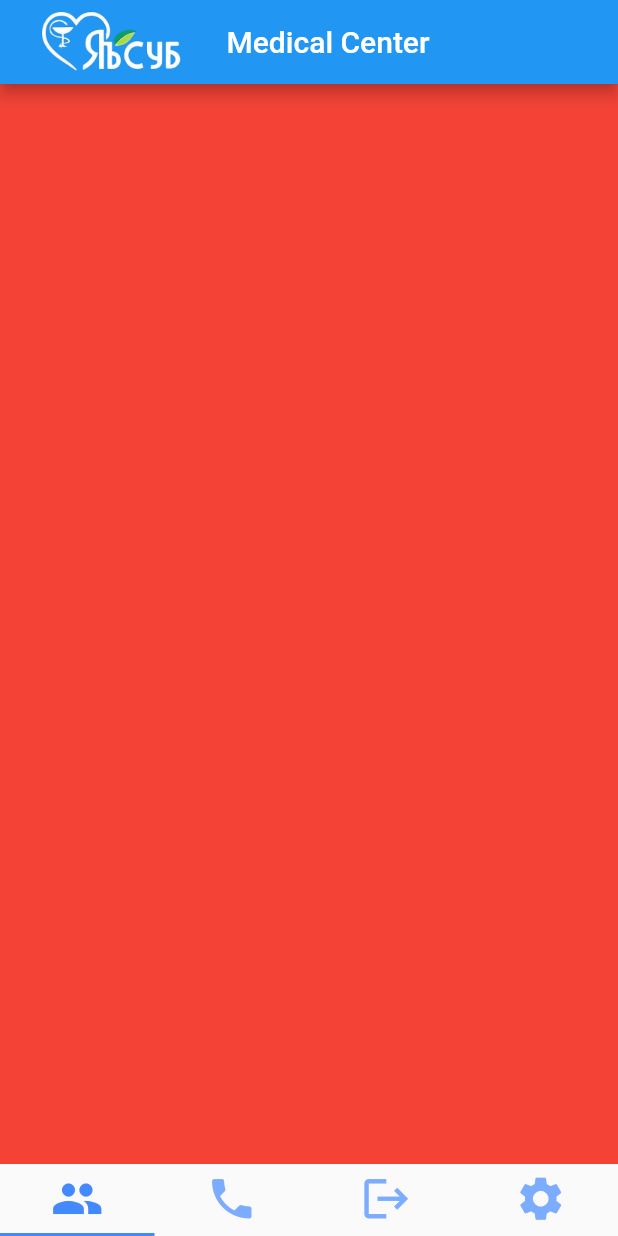
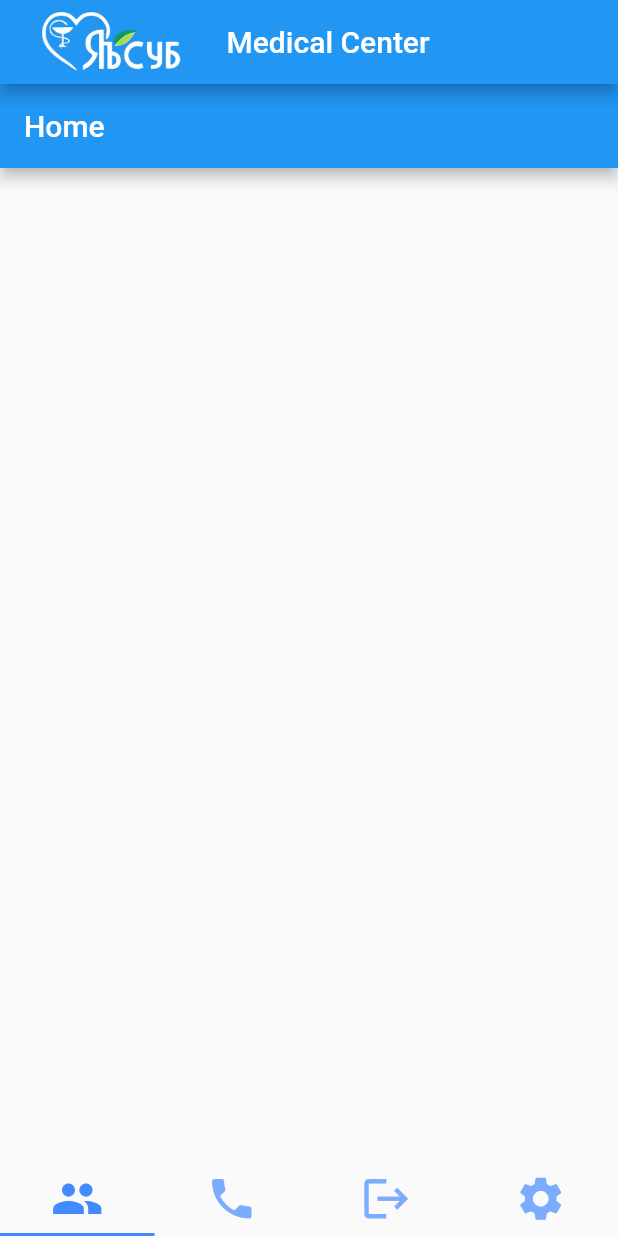
Before and after one commit to MrKomron/flutter_end_project, a Flutter app: the screen it shows after launch, on a phone screen of 412 x 824 dp. Run offline on Flutter 3.47's test engine with Material 2 defaults, Android fonts, the phone set to English and light mode, and no system bars; our stand-ins replace video_player.

Commit message:
nieuwe dependecies, navbar.dart mp4 en img

```diff
--- a/lib/main.dart
+++ b/lib/main.dart
@@ -61,7 +61,7 @@ class MedicalCenter extends StatelessWidget {
             body: TabBarView(
               children: [
 
-                Team(),
+                HomePage(),
                 Contact(),
                 Login(),
                 Settings(),
--- a/lib/pages/home.dart
+++ b/lib/pages/home.dart
@@ -1,50 +1,14 @@
-// import 'package:flutter/material.dart';
-//
-//
-// void main() {
-//   runApp(AppRoot());
-// }
-//
-// class AppRoot extends StatelessWidget {
-//   Widget build(BuildContext buildContext) => MaterialApp(
-//     home: Scaffold(
-//       body: AppTree(),
-//       appBar: AppBar(title: Text("Video afspelen"),),
-//     ),
-//   );
-// }
-//
-// class AppTree extends StatefulWidget{
-//   _AppTreeState createState() => _AppTreeState();
-// }
-//
-// class _AppTreeState extends State<AppTree> {
-//   VideoPlayerController videoController = VideoPlayerController.asset("assets/video/bees.mp4");
-//
-//   void initState() {
-//     videoController.setLooping(true);
-//     videoController.initialize();
-//     super.initState();
-//   }
-//
-//   Widget build(BuildContext context) {
-//     bool isVisible = true;
-//
-//     return ListView(
-//         children: <Widget>[
-//           AspectRatio(
-//               aspectRatio: 640 / 360,  // breedte gedeeld door hoogte
-//               child: VideoPlayer(videoController)
-//           ),
-//           ElevatedButton(
-//             onPressed: () {
-//               setState(() {
-//                 videoController.value.isPlaying ? videoController.pause() : videoController.play();
-//               });
-//             },
-//             child: videoController.value.isPlaying ? Icon(Icons.pause, size: 60) : Icon(Icons.play_arrow, size: 60),
-//           ),
-//         ]
-//     );
-//   }
-// }
+import 'package:flutter/material.dart';
+
+class HomePage extends StatelessWidget {
+  @override
+  Widget build(BuildContext context) {
+    return Scaffold(
+      appBar: AppBar(
+        title: Text('Home'),
+      ),
+      body: SingleChildScrollView(
+      ),
+    );
+  }
+}
--- a/lib/pages/team.dart
+++ /dev/null
@@ -1,10 +0,0 @@
-import 'package:flutter/material.dart';
-
-class Team extends StatelessWidget{
-  @override
-  Widget build(BuildContext context) {
-
-    return Container(color: Colors.red,);
-  }
-
-}
--- a/pubspec.yaml
+++ b/pubspec.yaml
@@ -37,6 +37,9 @@ dependencies:
   cupertino_icons: ^1.0.2
   url_launcher: ^6.0.0
   provider: ^6.0.1
+  video_player: ^2.2.5
+  chewie: ^1.4.0
+  carousel_slider: ^4.2.1
 
 dev_dependencies:
   flutter_test:
@@ -64,7 +67,8 @@ flutter:
 
   assets:
     - assets/images/logo.png
-#     - images/a_dot_ham.jpeg
+    - assets/images/hospital.jpg
+    - assets/videos/Studio_Project.mp4
 
   # An image asset can refer to one or more resolution-specific "variants", see
   # https://flutter.dev/assets-and-images/#resolution-aware
```
Also changed, not shown: lib/components/navbar.dart (added, +50 -0 lines), assets/images/hospital.jpg (added), pubspec.lock, 1 other file.
